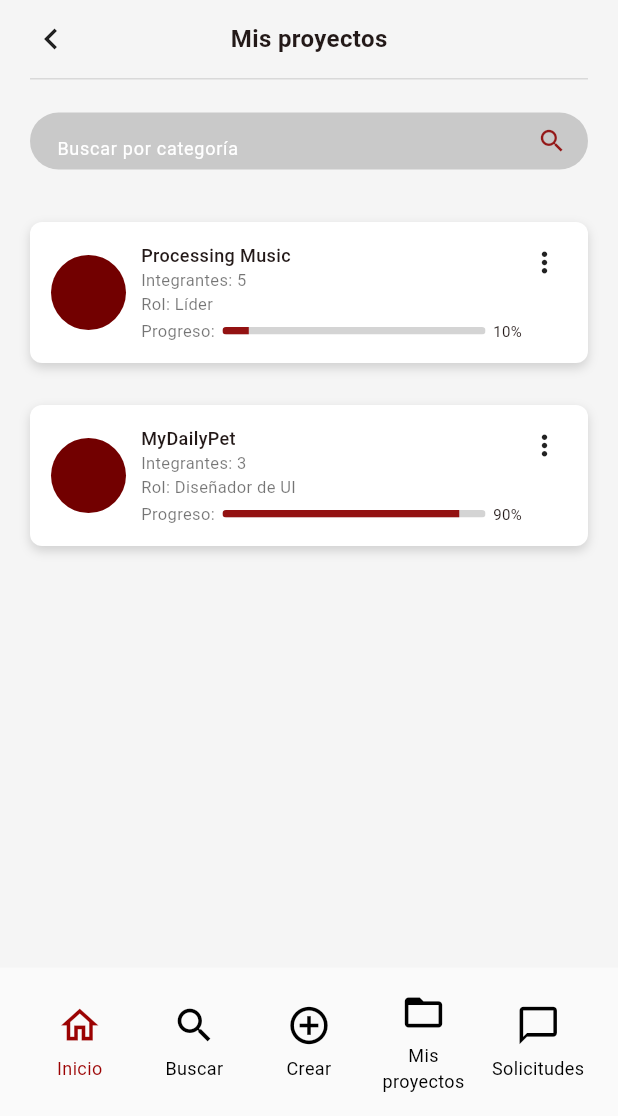
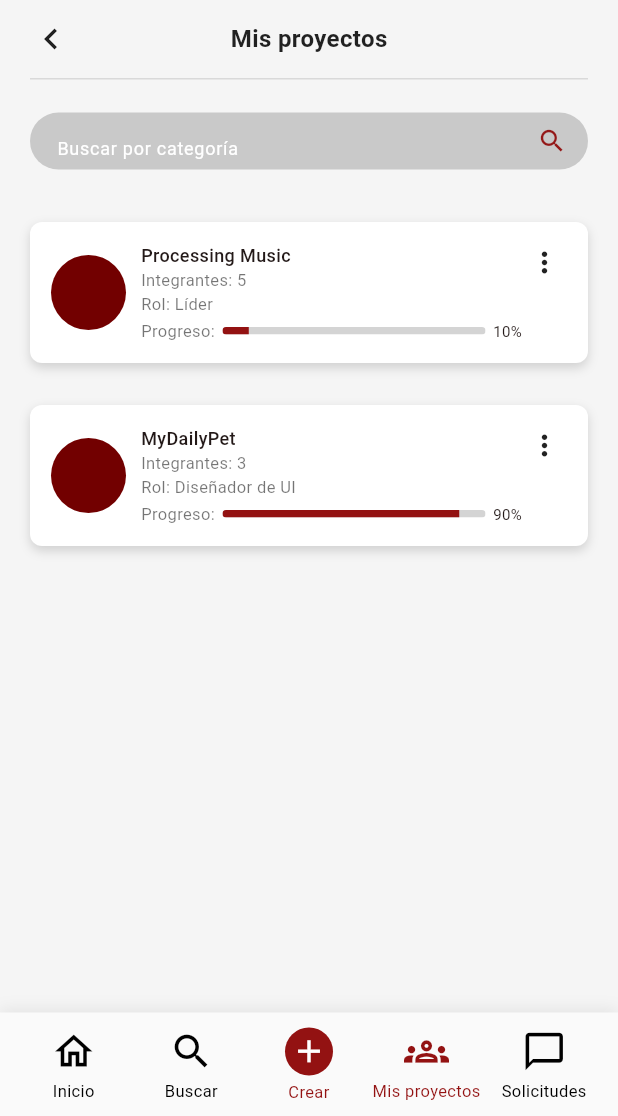
Before and after one commit to MichellBula/PROYECTO_DESIGN_THINKING, a Flutter app: the MisProyectosPage screen opened directly, on a phone screen of 412 x 824 dp, the part 120-1236 px from its top. Run offline on Flutter 3.47's test engine with Material 3 defaults, Android fonts, the phone set to English and light mode, and no system bars.

Commit message:
correciòn version antigua

```diff
--- a/semana-6-flutter/uncampusconnet/lib/main.dart
+++ b/semana-6-flutter/uncampusconnet/lib/main.dart
@@ -46,10 +46,7 @@ class _MyAppState extends State<MyApp> {
 
       themeMode: isDarkMode ? ThemeMode.dark : ThemeMode.light,
 
-      home: HomePage(
-        isDarkMode: isDarkMode,
-        onThemeChanged: toggleTheme,
-      ),
+      home: HomePage(isDarkMode: isDarkMode, onThemeChanged: toggleTheme),
     );
   }
 }
--- a/semana-6-flutter/uncampusconnet/lib/pages/home_page.dart
+++ b/semana-6-flutter/uncampusconnet/lib/pages/home_page.dart
@@ -5,6 +5,7 @@ import 'package:uncampusconnet/widgets/quick_access_buttons.dart';
 import 'package:uncampusconnet/widgets/home_event.dart';
 import 'package:uncampusconnet/widgets/post_list.dart';
 import 'package:uncampusconnet/widgets/posts_data.dart';
+import 'package:uncampusconnet/pages/mis_proyectos_page.dart';
 
 // Pantalla principal de la aplicacion
 class HomePage extends StatelessWidget {
@@ -38,8 +39,9 @@ class HomePage extends StatelessWidget {
                 isDarkMode ? Icons.light_mode : Icons.dark_mode,
                 color: isDarkMode ? Colors.amber : Colors.black87,
               ),
-              tooltip:
-                  isDarkMode ? 'Cambiar a modo claro' : 'Cambiar a modo oscuro',
+              tooltip: isDarkMode
+                  ? 'Cambiar a modo claro'
+                  : 'Cambiar a modo oscuro',
             ),
           ),
 
@@ -53,21 +55,28 @@ class HomePage extends StatelessWidget {
               children: [
                 const HomeEvents(),
 
-                Expanded(
-                  child: PostList(
-                    posts: Post.posts,
-                  ),
-                ),
+                Expanded(child: PostList(posts: Post.posts)),
               ],
             ),
           ),
 
           // Botones inferiores
-          const Positioned(
+          Positioned(
             left: 0,
             right: 0,
             bottom: 0,
-            child: QuickAccessButtons(),
+            child: QuickAccessButtons(
+              selectedItem: QuickAccessItem.inicio,
+
+              onMisProyectosTap: () {
+                Navigator.push(
+                  context,
+                  MaterialPageRoute(
+                    builder: (context) => const MisProyectosPage(),
+                  ),
+                );
+              },
+            ),
           ),
         ],
       ),
--- a/semana-6-flutter/uncampusconnet/lib/pages/mis_proyectos_page.dart
+++ b/semana-6-flutter/uncampusconnet/lib/pages/mis_proyectos_page.dart
@@ -12,7 +12,6 @@ import 'package:uncampusconnet/widgets/project_data.dart';
 
 const Color primaryRed = Color(0xFF931212);
 const Color darkRed = Color(0xFF941818);
-const Color backgroundColor = Color(0xFFF5F5F5);
 
 // ======================================================
 // PÁGINA MIS PROYECTOS
@@ -23,8 +22,26 @@ class MisProyectosPage extends StatelessWidget {
 
   @override
   Widget build(BuildContext context) {
+    final bool isDarkMode = Theme.of(context).brightness == Brightness.dark;
+
+    final Color pageBackground = isDarkMode
+        ? const Color(0xFF121212)
+        : const Color(0xFFF5F5F5);
+
+    final Color primaryTextColor = isDarkMode ? Colors.white : Colors.black87;
+
+    final Color dividerColor = isDarkMode
+        ? const Color(0xFF333333)
+        : const Color(0xFFD9D9D9);
+
+    final Color searchBackground = isDarkMode
+        ? const Color(0xFF2A2A2A)
+        : const Color(0xFFC9C9C9);
+
+    final Color hintColor = isDarkMode ? Colors.white60 : Colors.white;
+
     return Scaffold(
-      backgroundColor: backgroundColor,
+      backgroundColor: pageBackground,
 
       body: SafeArea(
         child: Column(
@@ -38,12 +55,9 @@ class MisProyectosPage extends StatelessWidget {
             // ==========================================
             // CONTENIDO
             // ==========================================
-
             Expanded(
               child: Padding(
-                padding: const EdgeInsets.symmetric(
-                  horizontal: 20,
-                ),
+                padding: const EdgeInsets.symmetric(horizontal: 20),
                 child: Column(
                   children: [
                     // ======================================
@@ -58,64 +72,58 @@ class MisProyectosPage extends StatelessWidget {
                             onTap: () {
                               Navigator.pop(context);
                             },
-                            child: const Icon(
+                            child: Icon(
                               Icons.chevron_left,
                               size: 28,
-                              color: Colors.black87,
+                              color: primaryTextColor,
                             ),
                           ),
 
-                          const Expanded(
+                          Expanded(
                             child: Center(
                               child: Text(
                                 'Mis proyectos',
                                 style: TextStyle(
                                   fontSize: 16,
                                   fontWeight: FontWeight.bold,
+                                  color: primaryTextColor,
                                 ),
                               ),
                             ),
                           ),
 
+                          // Espacio para mantener
+                          // el título centrado
                           const SizedBox(width: 28),
                         ],
                       ),
                     ),
 
-                    const Divider(
-                      height: 1,
-                      color: Color(0xFFD9D9D9),
-                    ),
+                    Divider(height: 1, color: dividerColor),
 
                     const SizedBox(height: 22),
 
                     // ======================================
                     // BUSCADOR
                     // ======================================
-
                     Container(
                       height: 38,
                       width: double.infinity,
                       decoration: BoxDecoration(
-                        color: const Color(0xFFC9C9C9),
+                        color: searchBackground,
                         borderRadius: BorderRadius.circular(20),
                       ),
-                      child: const TextField(
-                        style: TextStyle(
-                          fontSize: 12,
-                        ),
+                      child: TextField(
+                        style: TextStyle(fontSize: 12, color: primaryTextColor),
                         decoration: InputDecoration(
                           hintText: 'Buscar por categoría',
-                          hintStyle: TextStyle(
-                            fontSize: 12,
-                            color: Colors.white,
-                          ),
+                          hintStyle: TextStyle(fontSize: 12, color: hintColor),
                           border: InputBorder.none,
-                          contentPadding: EdgeInsets.symmetric(
+                          contentPadding: const EdgeInsets.symmetric(
                             horizontal: 18,
                             vertical: 10,
                           ),
-                          suffixIcon: Icon(
+                          suffixIcon: const Icon(
                             Icons.search,
                             size: 20,
                             color: darkRed,
@@ -129,21 +137,16 @@ class MisProyectosPage extends StatelessWidget {
                     // ======================================
                     // LISTA DE PROYECTOS
                     // ======================================
-
                     Expanded(
                       child: ListView.separated(
                         itemCount: projects.length,
-                          separatorBuilder: (
-                            BuildContext context,
-                            int index,
-                          ) {
+
+                        separatorBuilder: (BuildContext context, int index) {
                           return const SizedBox(height: 28);
                         },
-                          itemBuilder: (
-                            BuildContext context,
-                            int index,
-                          ) {
-                            final project = projects[index];
+
+                        itemBuilder: (BuildContext context, int index) {
+                          final ProjectData project = projects[index];
 
                           return ProjectCard(
                             title: project.title,
@@ -151,10 +154,12 @@ class MisProyectosPage extends StatelessWidget {
                             role: project.role,
                             progress: project.progress,
 
+                            // Pulsar la tarjeta completa
                             onTap: () {
                               showDevelopmentDialog(context);
                             },
 
+                            // Pulsar los tres puntos
                             onMenuTap: () {
                               showDevelopmentDialog(context);
                             },
@@ -170,14 +175,15 @@ class MisProyectosPage extends StatelessWidget {
             // ==========================================
             // BARRA INFERIOR
             // ==========================================
-
             QuickAccessButtons(
               selectedItem: QuickAccessItem.misProyectos,
 
+              // Volver a Home
               onInicioTap: () {
                 Navigator.pop(context);
               },
 
+              // Ya estamos en esta pantalla
               onMisProyectosTap: () {},
             ),
           ],
--- a/semana-6-flutter/uncampusconnet/lib/widgets/quick_access_buttons.dart
+++ b/semana-6-flutter/uncampusconnet/lib/widgets/quick_access_buttons.dart
@@ -1,71 +1,132 @@
 import 'package:flutter/material.dart';
 
+// ======================================================
+// COLORES
+// ======================================================
+
+const Color primaryRed = Color(0xFF931212);
+
+// ======================================================
+// ELEMENTO SELECCIONADO
+// ======================================================
+
+enum QuickAccessItem { inicio, buscar, crear, misProyectos, solicitudes }
+
+// ======================================================
+// BARRA DE ACCESO RÁPIDO
+// ======================================================
+
 class QuickAccessButtons extends StatelessWidget {
-  const QuickAccessButtons({super.key});
+  final QuickAccessItem selectedItem;
+
+  final VoidCallback? onInicioTap;
+  final VoidCallback? onBuscarTap;
+  final VoidCallback? onCrearTap;
+  final VoidCallback? onMisProyectosTap;
+  final VoidCallback? onSolicitudesTap;
+
+  const QuickAccessButtons({
+    super.key,
+    required this.selectedItem,
+    this.onInicioTap,
+    this.onBuscarTap,
+    this.onCrearTap,
+    this.onMisProyectosTap,
+    this.onSolicitudesTap,
+  });
 
   @override
   Widget build(BuildContext context) {
-    final isDarkMode = Theme.of(context).brightness == Brightness.dark;
+    final bool isDarkMode = Theme.of(context).brightness == Brightness.dark;
 
-    final defaultColor = isDarkMode ? Colors.white : Colors.black;
+    final Color defaultColor = isDarkMode ? Colors.white : Colors.black;
 
     return Container(
       width: double.infinity,
-      padding: const EdgeInsets.symmetric(
-        horizontal: 15,
-        vertical: 15,
-      ),
+
+      padding: const EdgeInsets.only(left: 10, right: 10, top: 10, bottom: 8),
 
       decoration: BoxDecoration(
-        color: isDarkMode
-            ? const Color(0xFF1E1E1E)
-            : const Color.fromRGBO(250, 250, 250, 0.993),
+        color: isDarkMode ? const Color(0xFF1E1E1E) : const Color(0xFFFAFAFA),
+
+        boxShadow: [
+          BoxShadow(
+            color: Colors.black.withOpacity(0.08),
+            blurRadius: 8,
+            offset: const Offset(0, -2),
+          ),
+        ],
       ),
 
       child: Row(
         children: [
+          // ==========================================
+          // INICIO
+          // ==========================================
+
           Expanded(
             child: _QuickAccessButton(
               icon: Icons.home_outlined,
               label: 'Inicio',
-              onTap: () {},
-              color: const Color(0xFF9B0202),
+
+              color: selectedItem == QuickAccessItem.inicio
+                  ? primaryRed
+                  : defaultColor,
+
+              onTap: onInicioTap ?? () {},
             ),
           ),
 
+          // ==========================================
+          // BUSCAR
+          // ==========================================
           Expanded(
             child: _QuickAccessButton(
               icon: Icons.search,
               label: 'Buscar',
-              onTap: () {},
-              color: defaultColor,
+
+              color: selectedItem == QuickAccessItem.buscar
+                  ? primaryRed
+                  : defaultColor,
+
+              onTap: onBuscarTap ?? () {},
             ),
           ),
 
+          // ==========================================
+          // CREAR
+          // ==========================================
+          Expanded(child: _CreateButton(onTap: onCrearTap ?? () {})),
+
+          // ==========================================
+          // MIS PROYECTOS
+          // ==========================================
           Expanded(
             child: _QuickAccessButton(
-              icon: Icons.add_circle_outline,
-              label: 'Crear',
-              onTap: () {},
-              color: defaultColor,
+              icon: Icons.groups_outlined,
+              label: 'Mis proyectos',
+
+              color: selectedItem == QuickAccessItem.misProyectos
+                  ? primaryRed
+                  : defaultColor,
+
+              onTap: onMisProyectosTap ?? () {},
             ),
           ),
 
-          Expanded(
-            child: _QuickAccessButton(
-              icon: Icons.folder_open_outlined,
-              label: 'Mis proyectos',
-              onTap: () {},
-              color: defaultColor,
-            ),
-          ),
-
+          // ==========================================
+          // SOLICITUDES
+          // ==========================================
           Expanded(
             child: _QuickAccessButton(
               icon: Icons.chat_bubble_outline,
               label: 'Solicitudes',
-              onTap: () {},
-              color: defaultColor,
+
+              color: selectedItem == QuickAccessItem.solicitudes
+                  ? primaryRed
+                  : defaultColor,
+
+              onTap: onSolicitudesTap ?? () {},
             ),
           ),
         ],
@@ -74,41 +135,83 @@ class QuickAccessButtons extends StatelessWidget {
   }
 }
 
+// ======================================================
+// BOTÓN NORMAL
+// ======================================================
+
 class _QuickAccessButton extends StatelessWidget {
   final IconData icon;
   final String label;
+  final Color color;
   final VoidCallback onTap;
-  final Color color;
 
   const _QuickAccessButton({
     required this.icon,
     required this.label,
+    required this.color,
     required this.onTap,
-    required this.color,
   });
 
   @override
   Widget build(BuildContext context) {
     return GestureDetector(
       onTap: onTap,
+      behavior: HitTestBehavior.opaque,
 
       child: Column(
         mainAxisSize: MainAxisSize.min,
         children: [
-          Icon(
-            icon,
-            size: 30,
-            color: color,
-          ),
+          Icon(icon, size: 30, color: color),
 
-          const SizedBox(height: 5),
+          const SizedBox(height: 3),
 
           Text(
             label,
-            style: TextStyle(
-              fontSize: 12,
-              color: color,
+            style: TextStyle(fontSize: 11, color: color),
+            textAlign: TextAlign.center,
+            maxLines: 1,
+            overflow: TextOverflow.ellipsis,
+          ),
+        ],
+      ),
+    );
+  }
+}
+
+// ======================================================
+// BOTÓN CREAR
+// ======================================================
+
+class _CreateButton extends StatelessWidget {
+  final VoidCallback onTap;
+
+  const _CreateButton({required this.onTap});
+
+  @override
+  Widget build(BuildContext context) {
+    return GestureDetector(
+      onTap: onTap,
+      behavior: HitTestBehavior.opaque,
+
+      child: Column(
+        mainAxisSize: MainAxisSize.min,
+        children: [
+          Container(
+            width: 32,
+            height: 32,
+            decoration: const BoxDecoration(
+              color: primaryRed,
+              shape: BoxShape.circle,
             ),
+
+            child: const Icon(Icons.add, size: 25, color: Colors.white),
+          ),
+
+          const SizedBox(height: 3),
+
+          const Text(
+            'Crear',
+            style: TextStyle(fontSize: 11, color: primaryRed),
             textAlign: TextAlign.center,
           ),
         ],
```
Lines whose indentation alone changed are shown as unchanged.
